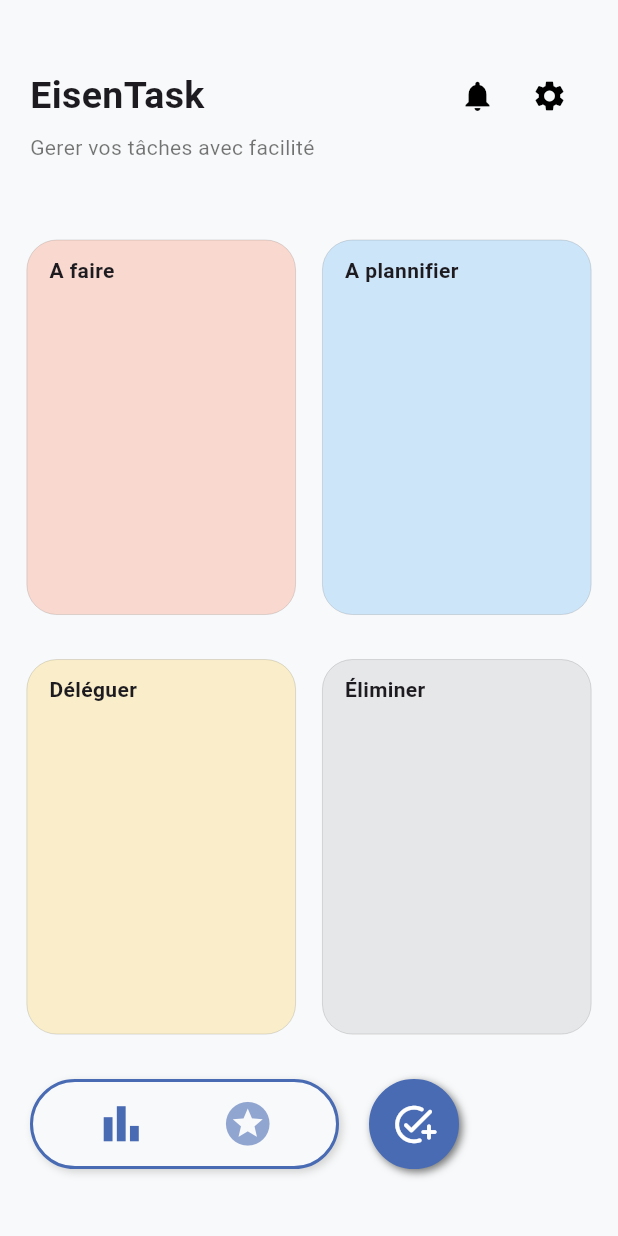
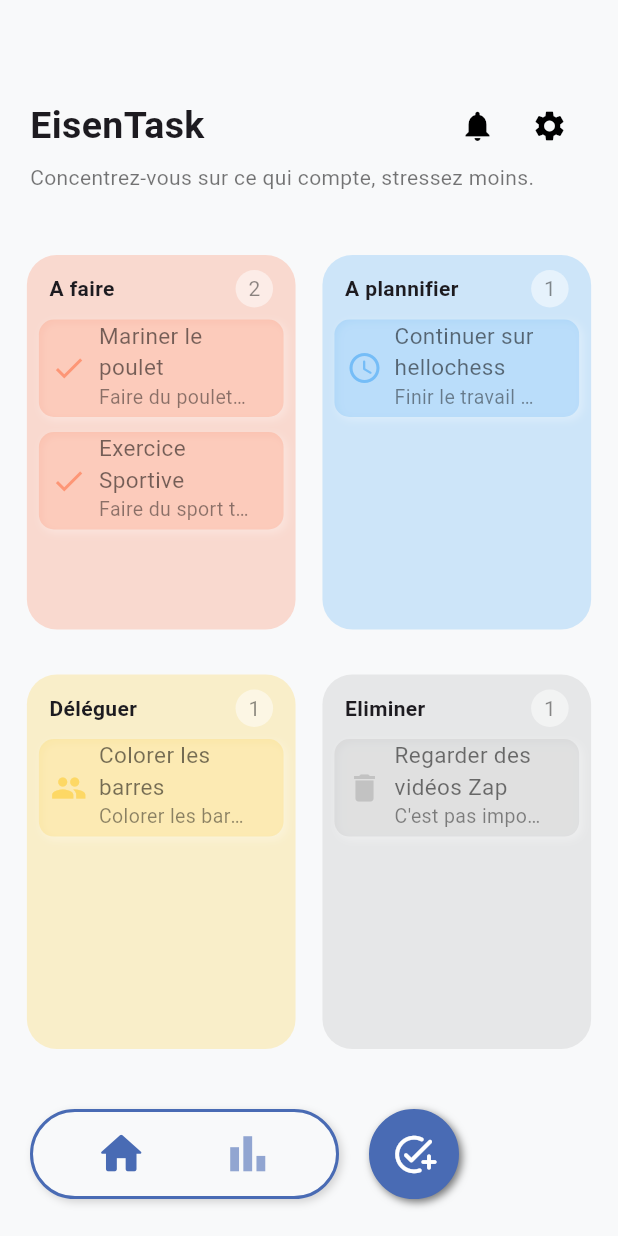
Before and after one commit to HarisonFranck/EisenTask, a Flutter app: the screen it shows after launch, on a phone screen of 412 x 824 dp. Run offline on Flutter 3.47's test engine with Material 3 defaults, Android fonts, the light colour scheme and no system bars.

Commit message:
add card, tile and some data test

```diff
--- /dev/null
+++ b/lib/Components/EisenCard.dart
@@ -0,0 +1,117 @@
+import 'package:eisentask/Components/EisenTileTask.dart';
+import 'package:eisentask/models/RangeBlock.dart';
+import 'package:eisentask/models/Task.dart';
+import 'package:flutter/material.dart';
+
+class EisenCard extends StatefulWidget {
+  EisenCard({super.key, required this.cardColor, required this.rangeblock});
+  Color cardColor;
+  Rangeblock rangeblock;
+
+  @override
+  State<EisenCard> createState() => _EisenCardState();
+}
+
+class _EisenCardState extends State<EisenCard> {
+  Stream<List<Task>> getTaskStream() {
+    final tasks = widget.rangeblock.tasks;
+    /*Task(
+        id: 0,
+        title: "Exercice Sportive",
+        description: "Faire du sport tous les jours.",
+        dateStart: DateTime.now(),
+        dateFinish: DateTime.now().add(Duration(days: 3)),
+        isDone: false,
+      ),*/
+
+    return Stream.value(tasks);
+  }
+
+  @override
+  Widget build(BuildContext context) {
+    double width = MediaQuery.of(context).size.width;
+    double height = MediaQuery.of(context).size.height;
+
+    return Container(
+      width: width / 2.3,
+      height: height / 3.3,
+      decoration: BoxDecoration(
+        borderRadius: BorderRadius.circular(20),
+        color: widget.cardColor,
+      ),
+      child: Column(
+        mainAxisAlignment: MainAxisAlignment.start,
+        children: [
+          Padding(
+            padding: const EdgeInsets.only(left: 15.0, top: 10, right: 15),
+            child: Row(
+              mainAxisAlignment: MainAxisAlignment.spaceBetween,
+              children: [
+                Text(
+                  textAlign: TextAlign.start,
+                  widget.rangeblock.title,
+                  style: TextStyle(fontWeight: FontWeight.bold),
+                ),
+                Container(
+                  width: 25,
+                  height: 25,
+                  decoration: BoxDecoration(
+                    color: const Color.fromARGB(126, 255, 255, 255),
+                    borderRadius: BorderRadius.circular(15),
+                  ),
+                  child: Center(
+                    child: Text(
+                      widget.rangeblock.number.toString(),
+                      style: TextStyle(color: Colors.black45),
+                    ),
+                  ),
+                ),
+              ],
+            ),
+          ),
+          Padding(
+            padding: const EdgeInsets.all(8.0),
+            child: Container(
+              width: double.infinity,
+              height: height / 4.2,
+              child: StreamBuilder<List<Task>>(
+                stream: getTaskStream(),
+                builder: (context, data) {
+                  if (!data.hasData) {
+                    return CircularProgressIndicator();
+                  }
+                  if (data.hasData) {
+                    final tasks = data.data!;
+                    return ListView.builder(
+                      shrinkWrap: true,
+                      itemCount: tasks.length,
+                      itemBuilder: (context, index) {
+                        final task = tasks[index];
+                        return Column(
+                          children: [
+                            EisenTileTask(
+                              height: 65,
+                              width: width,
+                              colorTile: widget.cardColor,
+                              task: task,
+                              icon: widget.rangeblock.icon,
+                            ),
+                            SizedBox(height: 10),
+                          ],
+                        );
+                      },
+                    );
+                  }
+                  return Text(
+                    "Aucun tâche..",
+                    style: TextStyle(color: Colors.white54),
+                  );
+                },
+              ),
+            ),
+          ),
+        ],
+      ),
+    );
+  }
+}
--- /dev/null
+++ b/lib/Components/EisenTileTask.dart
@@ -0,0 +1,70 @@
+import 'package:eisentask/models/Task.dart';
+import 'package:flutter/material.dart';
+
+class EisenTileTask extends StatefulWidget {
+  EisenTileTask({
+    super.key,
+    required this.height,
+    required this.width,
+    required this.colorTile,
+    required this.task,
+    required this.icon,
+  });
+  final double width;
+  final double height;
+  Color colorTile;
+  Task task;
+  Icon icon;
+
+  @override
+  State<EisenTileTask> createState() => _EisentiletaskState();
+}
+
+class _EisentiletaskState extends State<EisenTileTask> {
+  @override
+  Widget build(BuildContext context) {
+    return GestureDetector(
+      onTap: () {
+        print(widget.task.title);
+        //Navigator.push(context, MaterialPageRoute(builder: (context)=>));
+      },
+      child: Container(
+        width: widget.width,
+        height: widget.height,
+        decoration: BoxDecoration(
+          boxShadow: [
+            BoxShadow(
+              blurRadius: 4,
+              offset: Offset(2, 2),
+              color: Colors.white30,
+            ),
+          ],
+          borderRadius: BorderRadius.circular(10),
+          color: widget.colorTile.withOpacity(0.18),
+        ),
+        child: Row(
+          children: [
+            Container(width: 40, child: widget.icon),
+            Container(
+              width: 100,
+
+              child: Column(
+                children: [
+                  Text(
+                    widget.task.title,
+                    style: TextStyle(color: Colors.black54, fontSize: 15),
+                  ),
+                  Text(
+                    overflow: TextOverflow.ellipsis,
+                    widget.task.description,
+                    style: TextStyle(color: Colors.black45, fontSize: 13),
+                  ),
+                ],
+              ),
+            ),
+          ],
+        ),
+      ),
+    );
+  }
+}
--- a/lib/Pages/Home.dart
+++ b/lib/Pages/Home.dart
@@ -1,3 +1,6 @@
+import 'package:eisentask/Components/EisenCard.dart';
+import 'package:eisentask/models/RangeBlock.dart';
+import 'package:eisentask/models/Task.dart';
 import 'package:flutter/material.dart';
 
 class Home extends StatefulWidget {
@@ -9,6 +12,55 @@ class Home extends StatefulWidget {
 
 class _HomeState extends State<Home> {
   int navIndex = 0;
+
+  List<Task> toDoTasks = [
+    Task(
+      id: 0,
+      title: "Mariner le poulet",
+      description: "Faire du poulet laqué",
+      dateStart: DateTime.now(),
+      dateFinish: DateTime.now().add(Duration(days: 5)),
+      isDone: false,
+    ),
+    Task(
+      id: 0,
+      title: "Exercice Sportive",
+      description: "Faire du sport tous les jours.",
+      dateStart: DateTime.now(),
+      dateFinish: DateTime.now().add(Duration(days: 3)),
+      isDone: false,
+    ),
+  ];
+  List<Task> toPlanTasks = [
+    Task(
+      id: 0,
+      title: "Continuer sur hellochess",
+      description: "Finir le travail de synchronisation",
+      dateStart: DateTime.now(),
+      dateFinish: DateTime.now().add(Duration(days: 5)),
+      isDone: false,
+    ),
+  ];
+  List<Task> toDelegueTasks = [
+    Task(
+      id: 0,
+      title: "Colorer les barres",
+      description: "Colorer les barres de metal pour déco",
+      dateStart: DateTime.now(),
+      dateFinish: DateTime.now().add(Duration(days: 5)),
+      isDone: false,
+    ),
+  ];
+  List<Task> toRemoveTasks = [
+    Task(
+      id: 0,
+      title: "Regarder des vidéos Zap",
+      description: "C'est pas important !",
+      dateStart: DateTime.now(),
+      dateFinish: DateTime.now().add(Duration(days: 5)),
+      isDone: false,
+    ),
+  ];
 
   @override
   Widget build(BuildContext context) {
@@ -23,12 +75,12 @@ class _HomeState extends State<Home> {
         width: MediaQuery.of(context).size.width,
         height: double.infinity,
         child: Padding(
-          padding: const EdgeInsets.only(top: 40.0),
+          padding: const EdgeInsets.only(top: 60.0),
 
           child: Column(
             children: [
               Container(
-                height: 120,
+                height: 110,
                 child: Column(
                   children: [
                     Row(
@@ -69,7 +121,7 @@ class _HomeState extends State<Home> {
                       child: Align(
                         alignment: Alignment.topLeft,
                         child: Text(
-                          "Gerer vos tâches avec facilité",
+                          "Concentrez-vous sur ce qui compte, stressez moins.",
                           textAlign: TextAlign.start,
                           style: TextStyle(color: Colors.black54),
                         ),
@@ -86,65 +138,30 @@ class _HomeState extends State<Home> {
                     Row(
                       mainAxisAlignment: MainAxisAlignment.spaceEvenly,
                       children: [
-                        Container(
-                          width: width / 2.3,
-                          height: height / 3.3,
-
-                          decoration: BoxDecoration(
-                            borderRadius: BorderRadius.circular(20),
-                            border: Border.all(width: 0, color: Colors.black12),
-                            color: Color(0x33FF5722),
-                          ),
-                          child: Column(
-                            mainAxisAlignment: MainAxisAlignment.start,
-                            children: [
-                              Padding(
-                                padding: const EdgeInsets.only(
-                                  left: 15.0,
-                                  top: 10,
-                                ),
-                                child: Align(
-                                  alignment: Alignment.topLeft,
-                                  child: Text(
-                                    textAlign: TextAlign.start,
-                                    "A faire",
-                                    style: TextStyle(
-                                      fontWeight: FontWeight.bold,
-                                    ),
-                                  ),
-                                ),
-                              ),
-                            ],
+                        //Color(0x33FF5722)
+                        EisenCard(
+                          cardColor: Color(0x33FF5722),
+                          rangeblock: Rangeblock(
+                            title: "A faire",
+                            number: toDoTasks.length,
+                            tasks: toDoTasks,
+                            icon: Icon(
+                              Icons.check,
+                              color: Color.fromARGB(115, 255, 86, 34),
+                            ),
                           ),
                         ),
-                        Container(
-                          width: width / 2.3,
-                          height: height / 3.3,
-                          decoration: BoxDecoration(
-                            borderRadius: BorderRadius.circular(20),
-                            color: Color(0x332196F3),
-                            border: Border.all(width: 0, color: Colors.black12),
-                          ),
-                          child: Column(
-                            mainAxisAlignment: MainAxisAlignment.start,
-                            children: [
-                              Padding(
-                                padding: const EdgeInsets.only(
-                                  left: 15.0,
-                                  top: 10,
-                                ),
-                                child: Align(
-                                  alignment: Alignment.topLeft,
-                                  child: Text(
-                                    textAlign: TextAlign.start,
-                                    "A plannifier",
-                                    style: TextStyle(
-                                      fontWeight: FontWeight.bold,
-                                    ),
-                                  ),
-                                ),
-                              ),
-                            ],
+                        //Color(0x332196F3)
+                        EisenCard(
+                          cardColor: Color(0x332196F3),
+                          rangeblock: Rangeblock(
+                            title: "A plannifier",
+                            number: toPlanTasks.length,
+                            tasks: toPlanTasks,
+                            icon: Icon(
+                              Icons.schedule_rounded,
+                              color: Color.fromARGB(115, 33, 149, 243),
+                            ),
                           ),
                         ),
                       ],
@@ -152,64 +169,30 @@ class _HomeState extends State<Home> {
                     Row(
                       mainAxisAlignment: MainAxisAlignment.spaceEvenly,
                       children: [
-                        Container(
-                          width: width / 2.3,
-                          height: height / 3.3,
-                          decoration: BoxDecoration(
-                            borderRadius: BorderRadius.circular(20),
-                            color: Color(0x33FFC107),
-                            border: Border.all(width: 0, color: Colors.black12),
-                          ),
-                          child: Column(
-                            mainAxisAlignment: MainAxisAlignment.start,
-                            children: [
-                              Padding(
-                                padding: const EdgeInsets.only(
-                                  left: 15.0,
-                                  top: 10,
-                                ),
-                                child: Align(
-                                  alignment: Alignment.topLeft,
-                                  child: Text(
-                                    textAlign: TextAlign.start,
-                                    "Déléguer",
-                                    style: TextStyle(
-                                      fontWeight: FontWeight.bold,
-                                    ),
-                                  ),
-                                ),
-                              ),
-                            ],
+                        //Color(0x33FFC107)
+                        EisenCard(
+                          cardColor: Color(0x33FFC107),
+                          rangeblock: Rangeblock(
+                            title: "Déléguer",
+                            number: toDelegueTasks.length,
+                            tasks: toDelegueTasks,
+                            icon: Icon(
+                              Icons.group,
+                              color: Color.fromARGB(115, 255, 193, 7),
+                            ),
                           ),
                         ),
-                        Container(
-                          width: width / 2.3,
-                          height: height / 3.3,
-                          decoration: BoxDecoration(
-                            borderRadius: BorderRadius.circular(20),
-                            color: Color(0x339E9E9E),
-                            border: Border.all(width: 0, color: Colors.black12),
-                          ),
-                          child: Column(
-                            mainAxisAlignment: MainAxisAlignment.start,
-                            children: [
-                              Padding(
-                                padding: const EdgeInsets.only(
-                                  left: 15.0,
-                                  top: 10,
-                                ),
-                                child: Align(
-                                  alignment: Alignment.topLeft,
-                                  child: Text(
-                                    textAlign: TextAlign.start,
-                                    "Éliminer",
-                                    style: TextStyle(
-                                      fontWeight: FontWeight.bold,
-                                    ),
-                                  ),
-                                ),
-                              ),
-                            ],
+                        //Color(0x339E9E9E)
+                        EisenCard(
+                          cardColor: Color(0x339E9E9E),
+                          rangeblock: Rangeblock(
+                            title: "Eliminer",
+                            number: toRemoveTasks.length,
+                            tasks: toRemoveTasks,
+                            icon: Icon(
+                              Icons.delete,
+                              color: Color.fromARGB(115, 158, 158, 158),
+                            ),
                           ),
                         ),
                       ],
@@ -219,7 +202,7 @@ class _HomeState extends State<Home> {
               ),
 
               Padding(
-                padding: const EdgeInsets.only(top: 20.0),
+                padding: const EdgeInsets.only(top: 30.0),
                 child: Container(
                   width: width,
                   height: 80,
@@ -260,7 +243,7 @@ class _HomeState extends State<Home> {
                                   });
                                 },
                                 icon: Icon(
-                                  Icons.bar_chart,
+                                  Icons.home_rounded,
                                   weight: 40,
                                   size: 35,
                                   color:
@@ -288,7 +271,7 @@ class _HomeState extends State<Home> {
                                   });
                                 },
                                 icon: Icon(
-                                  Icons.stars,
+                                  Icons.bar_chart,
                                   weight: 40,
                                   size: 35,
                                   color:
--- /dev/null
+++ b/lib/models/RangeBlock.dart
@@ -0,0 +1,16 @@
+import 'package:eisentask/models/Task.dart';
+import 'package:flutter/material.dart';
+
+class Rangeblock {
+  String title = "";
+  int number = 0;
+  List<Task> tasks = [];
+  Icon icon;
+
+  Rangeblock({
+    required this.title,
+    required this.number,
+    required this.tasks,
+    required this.icon,
+  });
+}
--- /dev/null
+++ b/lib/models/Task.dart
@@ -0,0 +1,15 @@
+class Task {
+  int id = 0;
+  String title = "", description = "";
+  DateTime dateStart = DateTime.now(), dateFinish = DateTime.now();
+  bool isDone = false;
+
+  Task({
+    required this.id,
+    required this.title,
+    required this.description,
+    required this.dateStart,
+    required this.dateFinish,
+    required this.isDone,
+  });
+}
```
Also changed, not shown: pubspec.lock, 3 other files.
